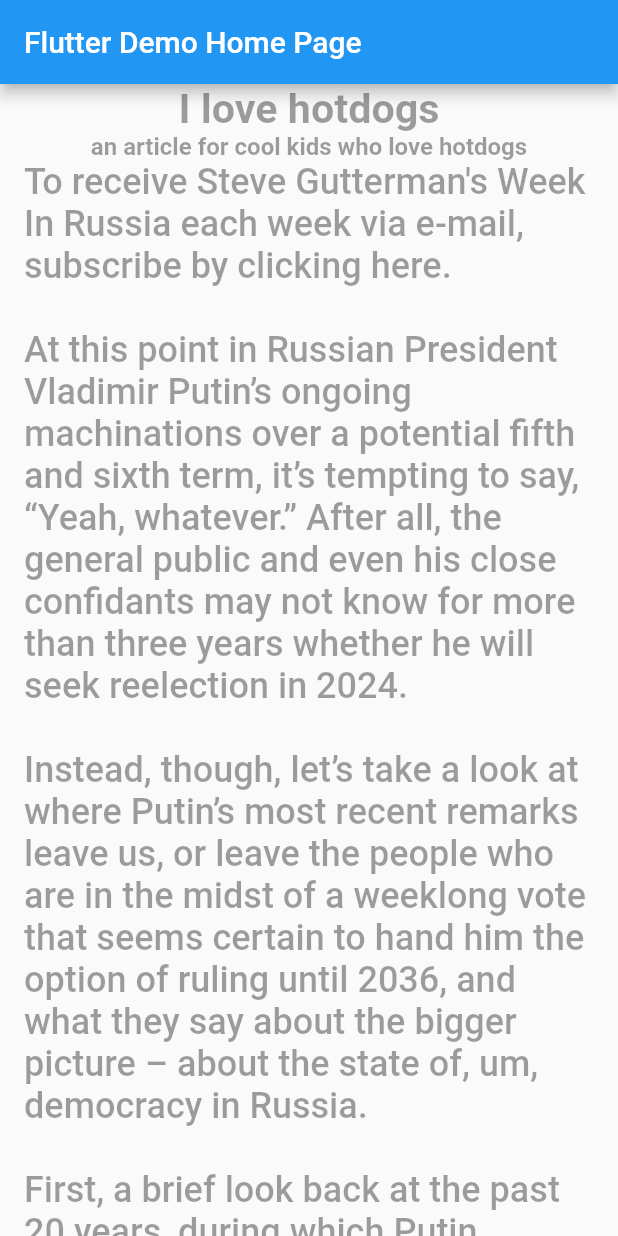
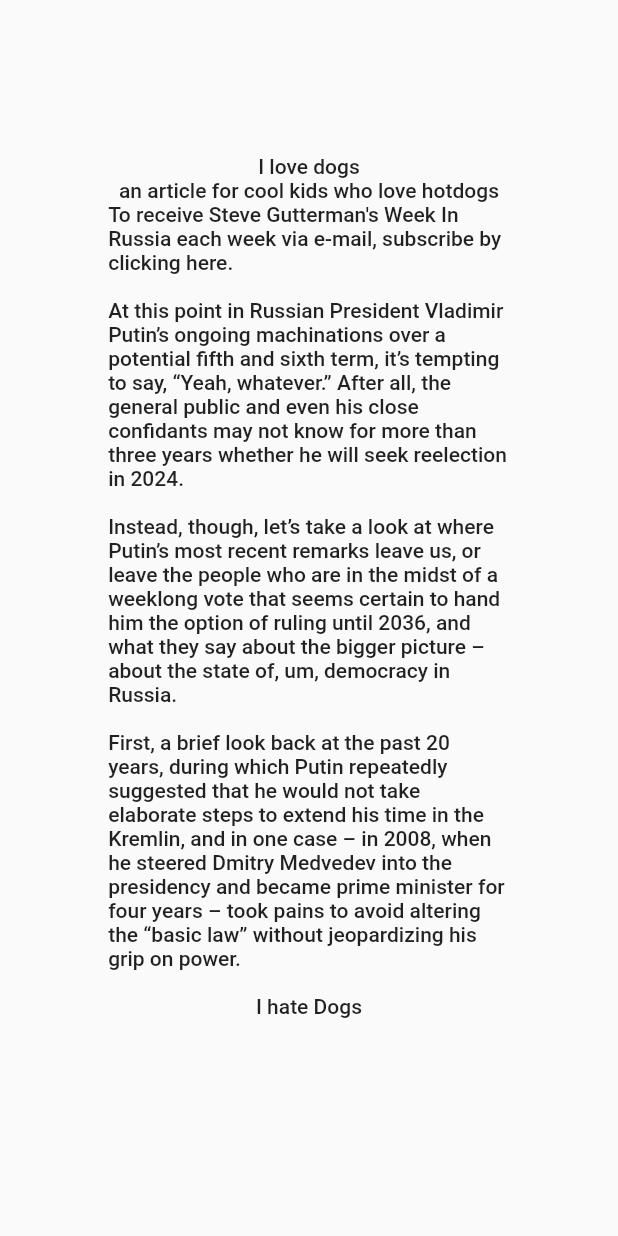
Before and after one commit to danonya666/retro_paper, a Flutter app: the screen it shows after launch, after a tap on "I love hotdogs", on a phone screen of 412 x 824 dp. Run offline on Flutter 3.47's test engine with Material 2 defaults, Android fonts, the phone set to English and light mode, and no system bars; missing offline and left inert: matrix_gesture_detector, zoom_widget.

Commit message:
article page

```diff
--- a/lib/article.dart
+++ b/lib/article.dart
@@ -10,19 +10,25 @@ class Article extends StatefulWidget {
 
   var body;
 
-  bool isZoomed;
-  Article({this.header, this.description, this.body, this.footer, this.isZoomed=false});
+  VoidCallback onZoom;
+
+  Article(
+      {this.header,
+      this.description,
+      this.body,
+      this.footer,
+      this.onZoom});
 
   @override
   State<StatefulWidget> createState() {
-    return _ArticleState(header: this.header, description: this.description, body: this.body, footer: this.footer, isZoomed: this.isZoomed);
+    return _ArticleState(
+        header: this.header,
+        description: this.description,
+        body: this.body,
+        footer: this.footer,
+        onZoom: onZoom
+    );
   }
-
-  Article zoomed() {
-    this.isZoomed = true;
-    return this;
-  }
-
 }
 
 class _ArticleState extends State {
@@ -30,45 +36,67 @@ class _ArticleState extends State {
   final String description;
   final String body;
   final String footer;
-  final double unzoomed = 0.5;
-  final double zoomed = 2;
-  final bool isZoomed;
+  final VoidCallback onZoom;
 
-
-  _ArticleState({this.header, this.description, this.body, this.footer, this.isZoomed=false});
+  _ArticleState(
+      {this.header, this.description, this.body, this.footer, this.onZoom});
 
   @override
   Widget build(BuildContext context) {
-    print('zoomed $isZoomed');
     return FlatButton(
-//      onPressed: () {
-//        setState(() {
-//          isZoomed = !isZoomed;
-//        });
-//      },
+      onPressed: () {
+        if(onZoom != null)
+          onZoom();
+      },
       child: Container(
+        height: MediaQuery.of(context).size.height * 0.75,
+        width: MediaQuery.of(context).size.width * 0.65,
         child: Column(
           children: [
             Text(
               header,
-                style: Style.header(zoom: unzoomed),
             ),
             Text(
               description,
-                style: Style.description(zoom: isZoomed? zoomed: unzoomed),
             ),
             Text(
               body,
-                style: Style.body(zoom: isZoomed? zoomed: unzoomed),
             ),
             Text(
               footer,
-                style: Style.footer(zoom: isZoomed? zoomed: unzoomed),
             ),
           ],
         ),
       ),
     );
   }
+}
 
+
+class ArticleScreen extends StatelessWidget {
+
+  final String header;
+  final String description;
+  final String body;
+  final String footer;
+  final String heroTag;
+
+  ArticleScreen({this.header, this.description, this.body, this.footer, this.heroTag});
+
+  @override
+  Widget build(BuildContext context) {
+    return Scaffold(
+      body: Hero(
+        tag: heroTag,
+        child: Center(
+          child: Article(
+              header: header,
+              description: description,
+              body: body,
+              footer: footer,
+            ),
+        ),
+      ),
+    );
   }
+}
--- a/lib/article_collection.dart
+++ b/lib/article_collection.dart
@@ -1,4 +1,5 @@
 import 'package:flutter/material.dart';
+import 'package:flutter/rendering.dart';
 
 class ArticleCollection extends StatefulWidget{
   final articles;
@@ -17,8 +18,11 @@ class _ArticleCollectionState extends State {
   @override
   Widget build(BuildContext context) {
     // TODO: implement build
-    return Column(
-      mainAxisAlignment: MainAxisAlignment.start,
+    return GridView.count(
+      crossAxisCount: 2,
+      scrollDirection: Axis.horizontal,
+      childAspectRatio: 1,
+      shrinkWrap: false,
       children: [
         ...articles
       ],
--- a/lib/article_page.dart
+++ b/lib/article_page.dart
@@ -28,29 +28,11 @@ class MyArticlePage extends StatefulWidget {
 class _MyHomePageState extends State<MyArticlePage> {
   int _counter = 0;
 
-  void _incrementCounter() {
-    setState(() {
-      // This call to setState tells the Flutter framework that something has
-      // changed in this State, which causes it to rerun the build method below
-      // so that the display can reflect the updated values. If we changed
-      // _counter without calling setState(), then the build method would not be
-      // called again, and so nothing would appear to happen.
-      _counter++;
-    });
-  }
-
   @override
   Widget build(BuildContext context) {
-    // This method is rerun every time setState is called, for instance as done
-    // by the _incrementCounter method above.
-    //
-    // The Flutter framework has been optimized to make rerunning build methods
-    // fast, so that you can just rebuild anything that needs updating rather
-    // than having to individually change instances of widgets.
+
     return Scaffold(
       appBar: AppBar(
-        // Here we take the value from the MyHomePage object that was created by
-        // the App.build method, and use it to set our appbar title.
         title: Text(widget.title),
       ),
 
@@ -59,7 +41,6 @@ class _MyHomePageState extends State<MyArticlePage> {
         footer: "I hate Dogs",
         description: "an article for cool kids who love hotdogs",
         body: SampleData.sample1,
-        isZoomed: true,
       ),
     );
   }
--- a/lib/main.dart
+++ b/lib/main.dart
@@ -31,7 +31,6 @@ class MyApp extends StatelessWidget {
         // This makes the visual density adapt to the platform that you run
         // the app on. For desktop platforms, the controls will be smaller and
         // closer together (more dense) than on mobile platforms.
-        visualDensity: VisualDensity.adaptivePlatformDensity,
       ),
       home: MyHomePage(title: 'Flutter Demo Home Page'),
     );
@@ -65,63 +64,88 @@ class _MyHomePageState extends State<MyHomePage> {
 
   _MyHomePageState() {
     articles = [
-      Article(
-        header: "I love hotdogs",
-        footer: "I hate Dogs",
-        description: "an article for cool kids who love hotdogs",
-        body: SampleData.sample1,),
+      Hero(
+        tag: "article1",
+        child: Article(
+          header: "I love hotdogs",
+          footer: "I hate Dogs",
+          description: "an article for cool kids who love hotdogs",
+          body: SampleData.sample1,
+          onZoom: () {
+            Navigator.of(context).push(
+              PageRouteBuilder(
+                  transitionDuration: Duration(milliseconds: 250),
+                  pageBuilder: (_, __, ___) => ArticleScreen(
+                    header: "I love dogs",
+                    description: "an article for cool kids who love hotdogs",
+                    footer: "I hate Dogs",
+                    body: SampleData.sample1,
+                    heroTag: "article1",
+                  )),
+            );
+          }
+        ),
+      ),
+      Hero(
+        tag: "article2",
+        child: Article(
+            header: "I love hotdogs",
+            footer: "I hate Dogs",
+            description: "an article for cool kids who love hotdogs",
+            body: SampleData.sample1,
+            onZoom: () {
+              Navigator.of(context).push(
+                PageRouteBuilder(
+                    transitionDuration: Duration(milliseconds: 250),
+                    pageBuilder: (_, __, ___) => ArticleScreen(
+                      header: "I love hotdogs",
+                      description: "an article for cool kids who love hotdogs",
+                      footer: "I hate Dogs",
+                      body: SampleData.sample1,
+                      heroTag: "article2",
+                    )),
+              );
+            }
+        ),
+      ),
+      Hero(
+        tag: "article3",
+        child: Article(
+            header: "I love hotdogs",
+            footer: "I hate Dogs",
+            description: "an article for cool kids who love hotdogs",
+            body: SampleData.sample1,
+            onZoom: () {
+              Navigator.of(context).push(
+                PageRouteBuilder(
+                    transitionDuration: Duration(milliseconds: 250),
+                    pageBuilder: (_, __, ___) => ArticleScreen(
+                      header: "I love hotdogs",
+                      description: "an article for cool kids who love hotdogs",
+                      footer: "I hate Dogs",
+                      body: SampleData.sample1,
+                      heroTag: "article3",
+                    )),
+              );
+            }
+        ),
+      ),
 
-      Article(
-        header: "I love hotdogs",
-        footer: "I hate Dogs",
-        description: "an article for cool kids who love hotdogs",
-        body: SampleData.sample1,
-      ),
     ];
 
-    heroedArticles = articles.map((e) => Hero(
-        child: FlatButton(
-          child: e,
-          onPressed: () {
-            print("Aaaa");
-            setState(() {
-              currentContent =
-                  Hero(
-                    child: e.zoomed(),
-                    tag: e.body
-                  );
-            });
-          },
-        ),
-        tag: e.body
-    ));
-
-    currentContent = ArticleCollection(
-        articles: heroedArticles
-    );
+    currentContent = ArticleCollection(articles: articles);
   }
 
   @override
   Widget build(BuildContext context) {
-    // This method is rerun every time setState is called, for instance as done
+    // This method is rerun every time setState is called, fo
+    // r instance as done
     // by the _incrementCounter method above.
     //
     // The Flutter framework has been optimized to make rerunning build methods
     // fast, so that you can just rebuild anything that needs updating rather
     // than having to individually change instances of widgets.
     return Scaffold(
-      appBar: AppBar(
-        // Here we take the value from the MyHomePage object that was created by
-        // the App.build method, and use it to set our appbar title.
-        title: Text(widget.title),
-      ),
-
-    body:
-//        width: 1000,
-//        height: 1920,
-        Center(
-          child: currentContent
-        )
-    );
+        body: currentContent);
   }
 }
--- a/pubspec.yaml
+++ b/pubspec.yaml
@@ -23,6 +23,7 @@ environment:
 dependencies:
   matrix_gesture_detector: ^0.1.0
   zoom_widget: ^0.1.3
+  flutter_staggered_grid_view: any
   flutter:
     sdk: flutter
 
```
Also changed, not shown: pubspec.lock. Lines whose indentation alone changed are shown as unchanged.
